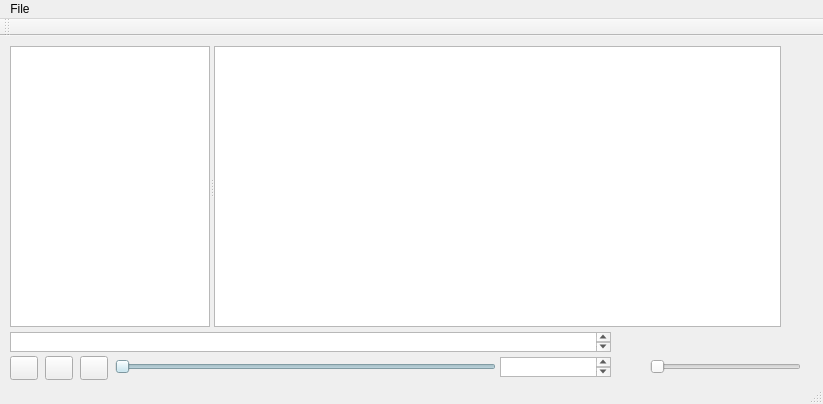
Before: the Qt Designer form PlainMusicPlayer/mainwindow.ui in JaimeBorondo/PlainMusicPlayer, drawn with Qt 5.
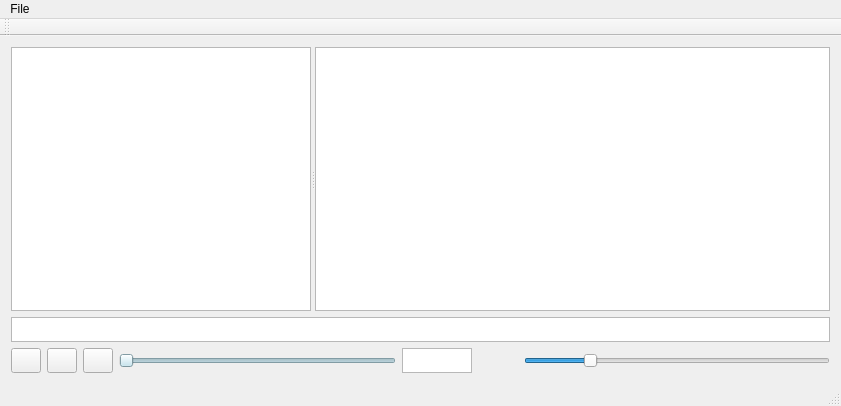
After: the same form once the commit is applied. Icons and pictures are not drawn.

The edit to the form file:
```diff
--- a/PlainMusicPlayer/mainwindow.ui
+++ b/PlainMusicPlayer/mainwindow.ui
@@ -6,171 +6,54 @@
    <rect>
     <x>0</x>
     <y>0</y>
-    <width>823</width>
-    <height>404</height>
+    <width>841</width>
+    <height>406</height>
    </rect>
   </property>
+  <property name="sizePolicy">
+   <sizepolicy hsizetype="Expanding" vsizetype="Expanding">
+    <horstretch>0</horstretch>
+    <verstretch>0</verstretch>
+   </sizepolicy>
+  </property>
   <property name="windowTitle">
    <string>MainWindow</string>
   </property>
   <widget class="QWidget" name="centralWidget">
-   <property name="maximumSize">
-    <size>
-     <width>816</width>
-     <height>351</height>
-    </size>
+   <property name="sizePolicy">
+    <sizepolicy hsizetype="Expanding" vsizetype="Expanding">
+     <horstretch>0</horstretch>
+     <verstretch>0</verstretch>
+    </sizepolicy>
    </property>
-   <widget class="QSlider" name="volumeslider">
-    <property name="geometry">
-     <rect>
-      <x>650</x>
-      <y>320</y>
-      <width>151</width>
-      <height>21</height>
-     </rect>
-    </property>
-    <property name="orientation">
-     <enum>Qt::Horizontal</enum>
-    </property>
-   </widget>
-   <widget class="QPushButton" name="playpauseButton">
-    <property name="geometry">
-     <rect>
-      <x>45</x>
-      <y>320</y>
-      <width>28</width>
-      <height>24</height>
-     </rect>
-    </property>
     <property name="maximumSize">
      <size>
-      <width>30</width>
-      <height>16777215</height>
-     </size>
-    </property>
-    <property name="text">
-     <string/>
-    </property>
-    <property name="icon">
-     <iconset>
-      <normaloff>../../../../Downloads/play.png</normaloff>
-      <normalon>../../../../Downloads/Pause.png</normalon>../../../../Downloads/play.png</iconset>
-    </property>
-    <property name="checkable">
-     <bool>true</bool>
-    </property>
-    <property name="flat">
-     <bool>false</bool>
-    </property>
-   </widget>
-   <widget class="QPushButton" name="nextButton">
-    <property name="geometry">
-     <rect>
-      <x>80</x>
-      <y>320</y>
-      <width>28</width>
-      <height>24</height>
-     </rect>
-    </property>
-    <property name="maximumSize">
-     <size>
-      <width>30</width>
-      <height>16777215</height>
-     </size>
-    </property>
-    <property name="text">
-     <string/>
-    </property>
-    <property name="icon">
-     <iconset>
-      <normaloff>../../../../Downloads/Next.png</normaloff>../../../../Downloads/Next.png</iconset>
-    </property>
-   </widget>
-   <widget class="QPushButton" name="previousButton">
-    <property name="geometry">
-     <rect>
-      <x>10</x>
-      <y>320</y>
-      <width>28</width>
-      <height>24</height>
-     </rect>
-    </property>
-    <property name="maximumSize">
-     <size>
-      <width>30</width>
-      <height>16777215</height>
-     </size>
-    </property>
-    <property name="text">
-     <string/>
-    </property>
-    <property name="icon">
-     <iconset>
-      <normaloff>../../../../Downloads/Previous.png</normaloff>../../../../Downloads/Previous.png</iconset>
-    </property>
-   </widget>
-   <widget class="QPushButton" name="pushButton">
-    <property name="enabled">
-     <bool>false</bool>
-    </property>
-    <property name="geometry">
-     <rect>
-      <x>620</x>
-      <y>320</y>
-      <width>31</width>
-      <height>23</height>
-     </rect>
-    </property>
-    <property name="text">
-     <string/>
-    </property>
-    <property name="icon">
-     <iconset>
-      <normaloff>../../../../Downloads/volume.png</normaloff>../../../../Downloads/volume.png</iconset>
-    </property>
-    <property name="autoDefault">
-     <bool>false</bool>
-    </property>
-    <property name="flat">
-     <bool>true</bool>
-    </property>
-   </widget>
-   <widget class="QTextBrowser" name="textBrowser">
-    <property name="geometry">
-     <rect>
-      <x>10</x>
-      <y>296</y>
-      <width>601</width>
-      <height>20</height>
-     </rect>
-    </property>
-   </widget>
-   <widget class="QTextBrowser" name="textBrowser_2">
-    <property name="geometry">
-     <rect>
-      <x>500</x>
-      <y>321</y>
-      <width>111</width>
-      <height>20</height>
-     </rect>
-    </property>
-   </widget>
+     <width>20000</width>
+     <height>20000</height>
+    </size>
+   </property>
+   <layout class="QVBoxLayout" name="verticalLayout_2">
+    <item>
    <widget class="QSplitter" name="splitter">
-    <property name="geometry">
-     <rect>
-      <x>10</x>
-      <y>10</y>
-      <width>771</width>
-      <height>281</height>
-     </rect>
+      <property name="sizePolicy">
+       <sizepolicy hsizetype="Expanding" vsizetype="Expanding">
+        <horstretch>0</horstretch>
+        <verstretch>0</verstretch>
+       </sizepolicy>
     </property>
     <property name="orientation">
      <enum>Qt::Horizontal</enum>
     </property>
     <widget class="QTreeWidget" name="treeWidget">
+       <property name="sizePolicy">
+        <sizepolicy hsizetype="Ignored" vsizetype="Expanding">
+         <horstretch>0</horstretch>
+         <verstretch>0</verstretch>
+        </sizepolicy>
+       </property>
      <property name="maximumSize">
       <size>
-       <width>200</width>
+         <width>300</width>
        <height>16777215</height>
       </size>
      </property>
@@ -216,14 +99,98 @@
      </attribute>
     </widget>
    </widget>
+    </item>
+    <item>
+     <layout class="QVBoxLayout" name="verticalLayout">
+      <property name="sizeConstraint">
+       <enum>QLayout::SetMinimumSize</enum>
+      </property>
+      <item>
+       <widget class="QTextBrowser" name="NowPlaying">
+        <property name="maximumSize">
+         <size>
+          <width>16777215</width>
+          <height>25</height>
+         </size>
+        </property>
+       </widget>
+      </item>
+      <item>
+       <layout class="QHBoxLayout" name="Controls">
+        <property name="sizeConstraint">
+         <enum>QLayout::SetMinimumSize</enum>
+        </property>
+        <item>
+         <layout class="QHBoxLayout" name="PrevPlayNext_Controls">
+          <item>
+           <widget class="QPushButton" name="previousButton">
+            <property name="maximumSize">
+             <size>
+              <width>30</width>
+              <height>25</height>
+             </size>
+            </property>
+            <property name="text">
+             <string/>
+            </property>
+            <property name="icon">
+             <iconset>
+              <normaloff>../../../Downloads/Previous.png</normaloff>../../../Downloads/Previous.png</iconset>
+            </property>
+           </widget>
+          </item>
+          <item>
+           <widget class="QPushButton" name="playpauseButton">
+            <property name="maximumSize">
+             <size>
+              <width>30</width>
+              <height>25</height>
+             </size>
+            </property>
+            <property name="text">
+             <string/>
+            </property>
+            <property name="icon">
+             <iconset>
+              <normaloff>../../../Downloads/play.png</normaloff>
+              <normalon>../../../Downloads/Pause.png</normalon>../../../Downloads/play.png</iconset>
+            </property>
+            <property name="checkable">
+             <bool>true</bool>
+            </property>
+            <property name="flat">
+             <bool>false</bool>
+            </property>
+           </widget>
+          </item>
+          <item>
+           <widget class="QPushButton" name="nextButton">
+            <property name="maximumSize">
+             <size>
+              <width>30</width>
+              <height>25</height>
+             </size>
+            </property>
+            <property name="text">
+             <string/>
+            </property>
+            <property name="icon">
+             <iconset>
+              <normaloff>../../../Downloads/Next.png</normaloff>../../../Downloads/Next.png</iconset>
+            </property>
+           </widget>
+          </item>
+         </layout>
+        </item>
+        <item>
+         <layout class="QHBoxLayout" name="time_Controls">
+          <item>
    <widget class="QSlider" name="horizontalSlider">
-    <property name="geometry">
-     <rect>
-      <x>115</x>
-      <y>320</y>
-      <width>381</width>
-      <height>22</height>
-     </rect>
+            <property name="maximumSize">
+             <size>
+              <width>16777215</width>
+              <height>25</height>
+             </size>
     </property>
     <property name="palette">
      <palette>
@@ -653,13 +620,77 @@
      <number>0</number>
     </property>
    </widget>
+          </item>
+          <item>
+           <widget class="QTextBrowser" name="textBrowser_2">
+            <property name="maximumSize">
+             <size>
+              <width>70</width>
+              <height>25</height>
+             </size>
+            </property>
+           </widget>
+          </item>
+         </layout>
+        </item>
+        <item>
+         <layout class="QHBoxLayout" name="volume_Controls">
+          <item>
+           <widget class="QPushButton" name="pushButton">
+            <property name="enabled">
+             <bool>false</bool>
+            </property>
+            <property name="maximumSize">
+             <size>
+              <width>16777215</width>
+              <height>25</height>
+             </size>
+            </property>
+            <property name="text">
+             <string/>
+            </property>
+            <property name="icon">
+             <iconset>
+              <normaloff>../../../Downloads/volume.png</normaloff>../../../Downloads/volume.png</iconset>
+            </property>
+            <property name="autoDefault">
+             <bool>false</bool>
+            </property>
+            <property name="flat">
+             <bool>true</bool>
+            </property>
+           </widget>
+          </item>
+          <item>
+           <widget class="QSlider" name="volumeslider">
+            <property name="maximumSize">
+             <size>
+              <width>16777215</width>
+              <height>25</height>
+             </size>
+            </property>
+            <property name="value">
+             <number>20</number>
+            </property>
+            <property name="orientation">
+             <enum>Qt::Horizontal</enum>
+            </property>
+           </widget>
+          </item>
+         </layout>
+        </item>
+       </layout>
+      </item>
+     </layout>
+    </item>
+   </layout>
   </widget>
   <widget class="QMenuBar" name="menuBar">
    <property name="geometry">
     <rect>
      <x>0</x>
      <y>0</y>
-     <width>823</width>
+     <width>841</width>
      <height>21</height>
     </rect>
    </property>
```
Lines whose indentation alone changed are shown as unchanged.
